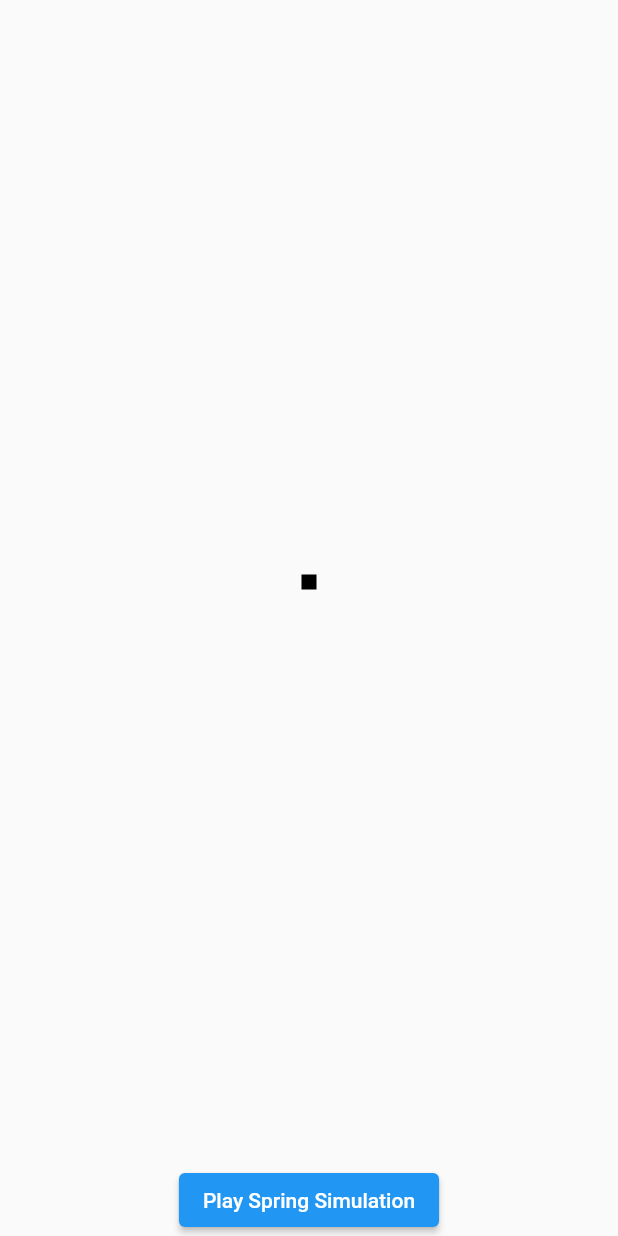
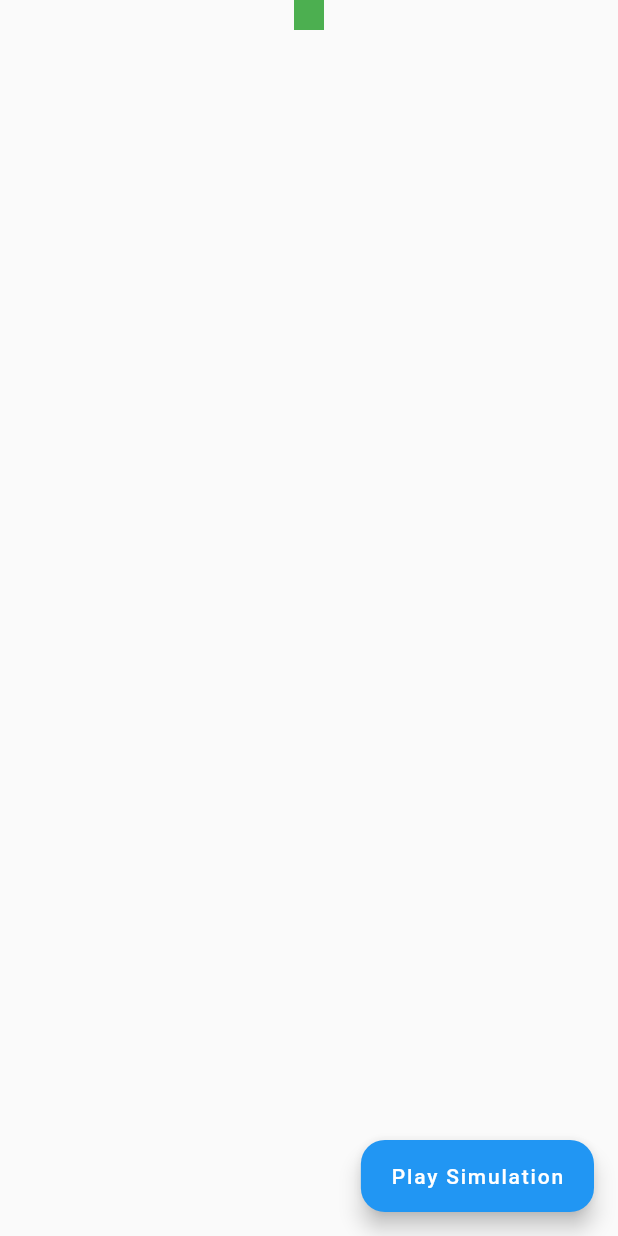
Before and after one commit to akmalviya03/spring_simulation_demo, a Flutter app: the screen it shows after launch, on a phone screen of 412 x 824 dp. Run offline on Flutter 3.47's test engine with Material 2 defaults, Android fonts, the phone set to English and light mode, and no system bars.

Commit message:
spring simulation new api

```diff
--- a/lib/main.dart
+++ b/lib/main.dart
@@ -26,29 +26,18 @@ class SpringSimulationDemo extends StatefulWidget {
 class _SpringSimulationDemoState extends State<SpringSimulationDemo>
     with SingleTickerProviderStateMixin {
   late AnimationController _controller;
-  late Animation<Alignment> _animation;
+  late double height;
+  late double width;
 
   @override
   void initState() {
     super.initState();
-    _controller = AnimationController.unbounded(vsync: this);
-    _animation = _controller.drive(
-      AlignmentTween(
-        begin: const Alignment(
-          0,
-          0,
-        ),
-        end: const Alignment(
-          0,
-          1,
-        ),
-      ),
+    _controller = AnimationController.unbounded(
+      vsync: this,
     );
-
     _controller.addListener(() {
       if (kDebugMode) {
-        print("Controller ${_controller.value}");
-        print("Animation ${_animation.value}");
+        print(_controller.value);
       }
     });
   }
@@ -60,56 +49,85 @@ class _SpringSimulationDemoState extends State<SpringSimulationDemo>
   }
 
   @override
+  void didChangeDependencies() {
+    super.didChangeDependencies();
+    height = (MediaQuery.of(context).size.height -
+        (MediaQuery.maybeViewPaddingOf(context)?.vertical ?? 0));
+    width = MediaQuery.sizeOf(context).width;
+    if (kDebugMode) {
+      print(MediaQuery.of(context).size);
+      print(MediaQuery.maybeViewPaddingOf(context)?.vertical);
+      print(MediaQuery.of(context).devicePixelRatio);
+    }
+  }
+
+  @override
   Widget build(BuildContext context) {
     return Scaffold(
       body: SafeArea(
-        child: Center(
-          child: Column(
-            children: [
-              Expanded(
-                child: AnimatedBuilder(
-                    animation: _animation,
-                    child: Container(
-                      color: Colors.black,
-                      height: 10,
-                      width: 10,
+        child: Align(
+          alignment: Alignment.topCenter,
+          child: CustomPaint(
+            painter: BoxPainter(animation: _controller),
+            size: Size(width, height),
           ),
-                    builder: (context, child) {
-                      return Align(
-                        alignment: _animation.value,
-                        child: child,
-                      );
-                    }),
         ),
-              ElevatedButton(
+      ),
+      floatingActionButton: FloatingActionButton.extended(
+        isExtended: true,
+        shape: RoundedRectangleBorder(borderRadius: BorderRadius.circular(16)),
         onPressed: () {
+
+          //Starting position defines whether the spring is compressed or stretched.
+          //If initial position is greater than final position then it will be considered as stretched
+          //Starting position defines the location from where string will be released.
+
+          //Initial velocity of the spring we will release it.
+
+          //Spring constant
+          //Stiffness defines how much this spring resists deformation.
+          //It is defined as the force required to compress or stretch the spring by a certain distance
+          // k(stiffness) = F/X
+
+          //Damping coefficient
+          //Dampness define how the spring oscillation will decay
+          //In simple words, damping controls oscillation
+          //Higher dampness means less oscillation
+
+
           _controller.animateWith(SpringSimulation(
-                      //In Spring description we define actual properties of a spring
             const SpringDescription(
-                        // Lower the damping coefficient better it will bounce
-                        // Damping means restraining oscillatory motion
-                        damping: 1,
-                        // More stiffness means spring will less deform
-                        // Springs having higher stiffness are more difficult to stretch
-                        stiffness: 1,
-                        //Mass Attached to the spring
-                        mass: 1,
+              mass: 10,
+              stiffness: 10,
+              damping: 0.5,
             ),
-                      //When initial and Final Position is same then spring is in equilibrium
-                      //Initial position
             0,
-                      //Final position
-                      1,
-                      // Negative means spring will stretch itself from the starting position.
-                      // Positive means spring will stretch itself from the ending potion.
-                      0,
+            height / 2,
+            100,
           ));
         },
-                  child: const Text('Play Spring Simulation'))
-            ],
-          ),
-        ),
+        label: const Text('Play Simulation'),
       ),
     );
   }
 }
+
+class BoxPainter extends CustomPainter {
+  final Animation animation;
+  BoxPainter({required this.animation}) : super(repaint: animation);
+  @override
+  void paint(Canvas canvas, Size size) {
+    canvas.translate(0, 10);
+    canvas.drawRect(
+        Rect.fromCenter(
+            center: Offset(size.width / 2, animation.value),
+            width: 20,
+            height: 20),
+        Paint()..color = Colors.green);
+  }
+
+  @override
+  bool shouldRepaint(BoxPainter oldDelegate) {
+    return true;
+  }
+}
```
Lines whose indentation alone changed are shown as unchanged.
